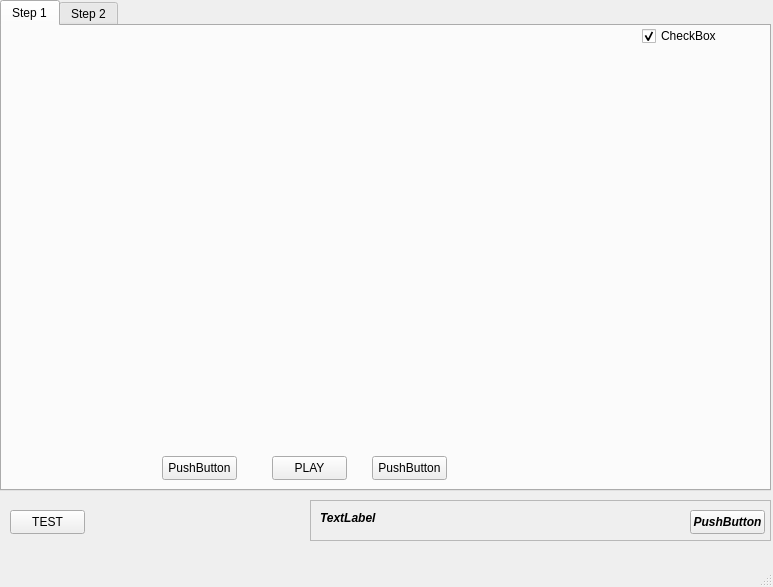
First picture: the form in AIWake_app.ui, repository Kirkuss/TFG, before the edit.
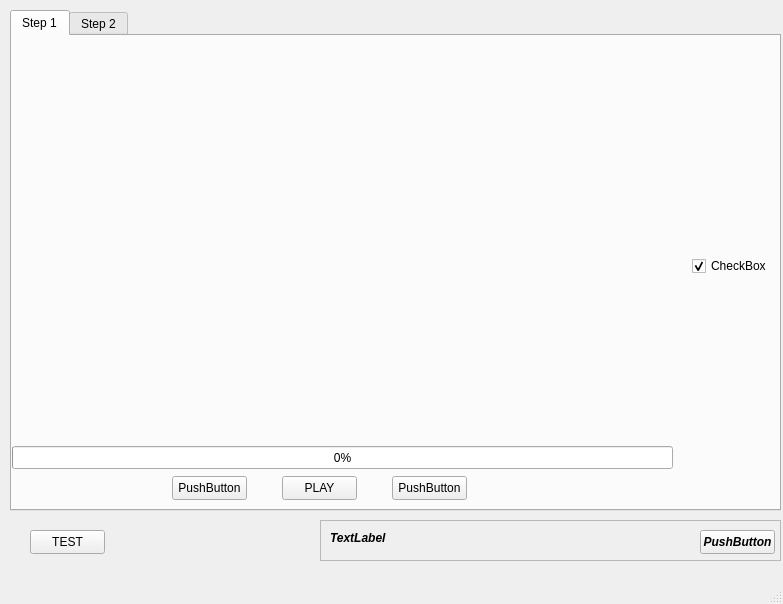
Second picture: the form after the edit.

```diff
--- a/AIWake_app.ui
+++ b/AIWake_app.ui
@@ -6,8 +6,8 @@
    <rect>
     <x>0</x>
     <y>0</y>
-    <width>773</width>
-    <height>587</height>
+    <width>783</width>
+    <height>604</height>
    </rect>
   </property>
   <property name="sizePolicy">
@@ -23,8 +23,8 @@
    <widget class="QPushButton" name="bt1">
     <property name="geometry">
      <rect>
-      <x>10</x>
-      <y>510</y>
+      <x>30</x>
+      <y>530</y>
       <width>75</width>
       <height>24</height>
      </rect>
@@ -39,10 +39,10 @@
     </property>
     <property name="geometry">
      <rect>
-      <x>0</x>
-      <y>0</y>
+      <x>10</x>
+      <y>10</y>
       <width>771</width>
-      <height>491</height>
+      <height>501</height>
      </rect>
     </property>
     <property name="currentIndex">
@@ -55,8 +55,8 @@
      <widget class="QCheckBox" name="showBoxes_Cb">
       <property name="geometry">
        <rect>
-        <x>640</x>
-        <y>0</y>
+        <x>680</x>
+        <y>220</y>
         <width>76</width>
         <height>20</height>
        </rect>
@@ -88,7 +88,7 @@
       <property name="geometry">
        <rect>
         <x>160</x>
-        <y>430</y>
+        <y>440</y>
         <width>75</width>
         <height>24</height>
        </rect>
@@ -101,7 +101,7 @@
       <property name="geometry">
        <rect>
         <x>270</x>
-        <y>430</y>
+        <y>440</y>
         <width>75</width>
         <height>24</height>
        </rect>
@@ -113,8 +113,8 @@
      <widget class="QPushButton" name="pushButton_4">
       <property name="geometry">
        <rect>
-        <x>370</x>
-        <y>430</y>
+        <x>380</x>
+        <y>440</y>
         <width>75</width>
         <height>24</height>
        </rect>
@@ -123,6 +123,19 @@
        <string>PushButton</string>
       </property>
      </widget>
+     <widget class="QProgressBar" name="step1Pb">
+      <property name="geometry">
+       <rect>
+        <x>0</x>
+        <y>410</y>
+        <width>661</width>
+        <height>23</height>
+       </rect>
+      </property>
+      <property name="value">
+       <number>0</number>
+      </property>
+     </widget>
     </widget>
     <widget class="QWidget" name="step2Tab">
      <attribute name="title">
@@ -133,8 +146,8 @@
    <widget class="QFrame" name="frame">
     <property name="geometry">
      <rect>
-      <x>310</x>
-      <y>500</y>
+      <x>320</x>
+      <y>520</y>
       <width>461</width>
       <height>41</height>
      </rect>
```
Left out of the diff: 4 changed lines with no effect on the pictures.
